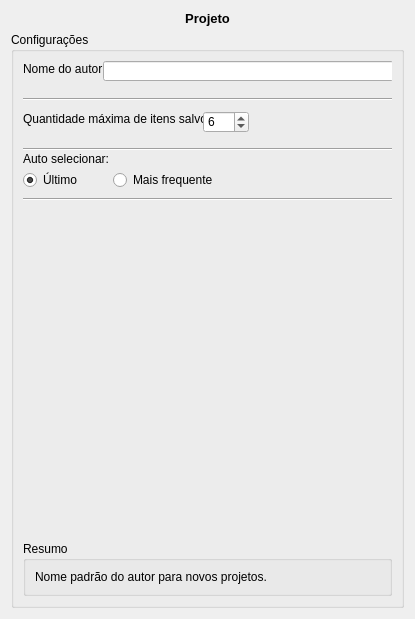
Old version of the form src/terralib/qt/af/settings/ui/ProjectWidgetForm.ui in the repository claudiobogossian/terralib5.
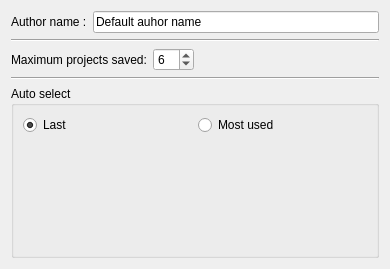
New version of the form.

What changed in the file:
```diff
--- a/src/terralib/qt/af/settings/ui/ProjectWidgetForm.ui
+++ b/src/terralib/qt/af/settings/ui/ProjectWidgetForm.ui
@@ -6,8 +6,8 @@
    <rect>
     <x>0</x>
     <y>0</y>
-    <width>415</width>
-    <height>619</height>
+    <width>390</width>
+    <height>269</height>
    </rect>
   </property>
   <property name="sizePolicy">
@@ -25,202 +25,127 @@
   <property name="windowTitle">
    <string>Form</string>
   </property>
-  <layout class="QGridLayout" name="gridLayout_5">
-   <item row="0" column="0">
-    <layout class="QGridLayout" name="gridLayout_4">
-     <item row="1" column="0">
-      <widget class="QGroupBox" name="groupBox">
-       <property name="sizePolicy">
-        <sizepolicy hsizetype="Expanding" vsizetype="Expanding">
-         <horstretch>0</horstretch>
-         <verstretch>0</verstretch>
-        </sizepolicy>
-       </property>
-       <property name="title">
-        <string>Configurações</string>
-       </property>
-       <layout class="QGridLayout" name="gridLayout_3">
-        <item row="1" column="0">
-         <widget class="QGroupBox" name="groupBox_2">
-          <property name="sizePolicy">
-           <sizepolicy hsizetype="Expanding" vsizetype="Fixed">
-            <horstretch>0</horstretch>
-            <verstretch>0</verstretch>
-           </sizepolicy>
-          </property>
-          <property name="title">
-           <string>Resumo</string>
-          </property>
           <layout class="QGridLayout" name="gridLayout_2">
            <item row="0" column="0">
+    <layout class="QVBoxLayout" name="verticalLayout_2">
+     <item>
+      <layout class="QHBoxLayout" name="horizontalLayout">
+       <item>
             <widget class="QLabel" name="label">
              <property name="text">
-              <string>Nome padrão do autor para novos projetos.</string>
+          <string>Author name :</string>
+         </property>
+        </widget>
+       </item>
+       <item>
+        <widget class="QLineEdit" name="m_authorLineEdit">
+         <property name="text">
+          <string>Default auhor name</string>
              </property>
             </widget>
            </item>
           </layout>
-         </widget>
-        </item>
-        <item row="0" column="0">
-         <widget class="QWidget" name="widget" native="true">
-          <widget class="QLabel" name="label_3">
-           <property name="geometry">
-            <rect>
-             <x>0</x>
-             <y>50</y>
-             <width>181</width>
-             <height>16</height>
-            </rect>
-           </property>
+     </item>
+     <item>
+      <widget class="Line" name="line">
+       <property name="orientation">
+        <enum>Qt::Horizontal</enum>
+       </property>
+      </widget>
+     </item>
+     <item>
+      <layout class="QHBoxLayout" name="horizontalLayout_2">
+       <item>
+        <widget class="QLabel" name="label_2">
            <property name="text">
-            <string>Quantidade máxima de itens salvos:</string>
-           </property>
-          </widget>
-          <widget class="QSpinBox" name="spinBox">
-           <property name="geometry">
-            <rect>
-             <x>180</x>
-             <y>50</y>
-             <width>46</width>
-             <height>22</height>
-            </rect>
+          <string>Maximum projects saved:</string>
+         </property>
+        </widget>
+       </item>
+       <item>
+        <widget class="QSpinBox" name="m_numSavedProjectsSpinBox">
+         <property name="minimum">
+          <number>1</number>
+         </property>
+         <property name="maximum">
+          <number>10</number>
            </property>
            <property name="value">
             <number>6</number>
            </property>
           </widget>
-          <widget class="QLabel" name="label_4">
-           <property name="geometry">
-            <rect>
-             <x>0</x>
-             <y>90</y>
-             <width>131</width>
-             <height>16</height>
-            </rect>
-           </property>
-           <property name="text">
-            <string>Auto selecionar:</string>
-           </property>
-          </widget>
+       </item>
+       <item>
+        <spacer name="horizontalSpacer">
+         <property name="orientation">
+          <enum>Qt::Horizontal</enum>
+         </property>
+         <property name="sizeHint" stdset="0">
+          <size>
+           <width>40</width>
+           <height>20</height>
+          </size>
+         </property>
+        </spacer>
+       </item>
+      </layout>
+     </item>
+     <item>
+      <widget class="Line" name="line_2">
+       <property name="orientation">
+        <enum>Qt::Horizontal</enum>
+       </property>
+      </widget>
+     </item>
+     <item>
+      <widget class="QGroupBox" name="groupBox">
+       <property name="title">
+        <string>Auto select</string>
+       </property>
+       <layout class="QGridLayout" name="gridLayout">
+        <item row="0" column="0">
+         <layout class="QVBoxLayout" name="verticalLayout">
+          <item>
+           <layout class="QHBoxLayout" name="horizontalLayout_3">
+            <item>
           <widget class="QRadioButton" name="radioButton">
-           <property name="geometry">
-            <rect>
-             <x>0</x>
-             <y>110</y>
-             <width>82</width>
-             <height>18</height>
-            </rect>
-           </property>
            <property name="text">
-            <string>Último</string>
+               <string>Last</string>
            </property>
            <property name="checked">
             <bool>true</bool>
            </property>
           </widget>
+            </item>
+            <item>
           <widget class="QRadioButton" name="radioButton_2">
-           <property name="geometry">
-            <rect>
-             <x>90</x>
-             <y>110</y>
-             <width>131</width>
-             <height>18</height>
-            </rect>
-           </property>
            <property name="text">
-            <string>Mais frequente</string>
-           </property>
-          </widget>
-          <widget class="Line" name="line">
-           <property name="geometry">
-            <rect>
-             <x>0</x>
-             <y>30</y>
-             <width>371</width>
-             <height>16</height>
-            </rect>
-           </property>
+               <string>Most used</string>
+              </property>
+             </widget>
+            </item>
+           </layout>
+          </item>
+          <item>
+           <spacer name="verticalSpacer">
            <property name="orientation">
-            <enum>Qt::Horizontal</enum>
-           </property>
-          </widget>
-          <widget class="Line" name="line_2">
-           <property name="geometry">
-            <rect>
-             <x>0</x>
-             <y>80</y>
-             <width>371</width>
-             <height>16</height>
-            </rect>
-           </property>
-           <property name="orientation">
-            <enum>Qt::Horizontal</enum>
-           </property>
-          </widget>
-          <widget class="Line" name="line_3">
-           <property name="geometry">
-            <rect>
-             <x>0</x>
-             <y>130</y>
-             <width>371</width>
-             <height>16</height>
-            </rect>
-           </property>
-           <property name="orientation">
-            <enum>Qt::Horizontal</enum>
-           </property>
-          </widget>
-          <widget class="QLabel" name="label_5">
-           <property name="geometry">
-            <rect>
-             <x>0</x>
-             <y>0</y>
-             <width>81</width>
-             <height>16</height>
-            </rect>
-           </property>
-           <property name="text">
-            <string>Nome do autor:</string>
-           </property>
-          </widget>
-          <widget class="QLineEdit" name="lineEdit">
-           <property name="geometry">
-            <rect>
-             <x>80</x>
-             <y>0</y>
-             <width>291</width>
-             <height>20</height>
-            </rect>
-           </property>
-          </widget>
-         </widget>
-        </item>
-       </layout>
-      </widget>
-     </item>
-     <item row="0" column="0">
-      <widget class="QLabel" name="titleLabel">
-       <property name="font">
-        <font>
-         <pointsize>10</pointsize>
-         <weight>75</weight>
-         <bold>true</bold>
-        </font>
-       </property>
-       <property name="text">
-        <string>Projeto</string>
-       </property>
-       <property name="alignment">
-        <set>Qt::AlignCenter</set>
-       </property>
+             <enum>Qt::Vertical</enum>
+            </property>
+            <property name="sizeHint" stdset="0">
+             <size>
+              <width>20</width>
+              <height>40</height>
+             </size>
+            </property>
+           </spacer>
+          </item>
+         </layout>
+        </item>
+       </layout>
       </widget>
      </item>
     </layout>
    </item>
-   <item row="1" column="0">
-    <layout class="QGridLayout" name="gridLayout"/>
-   </item>
   </layout>
  </widget>
  <resources/>
```
Lines whose indentation alone changed are shown as unchanged.
